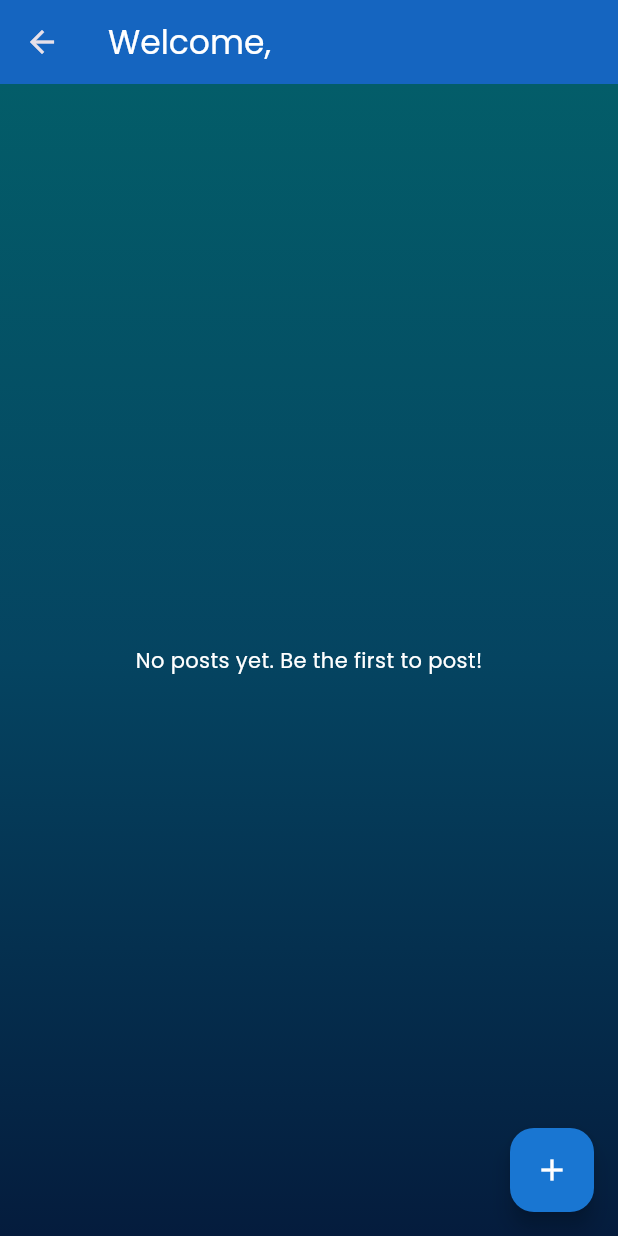
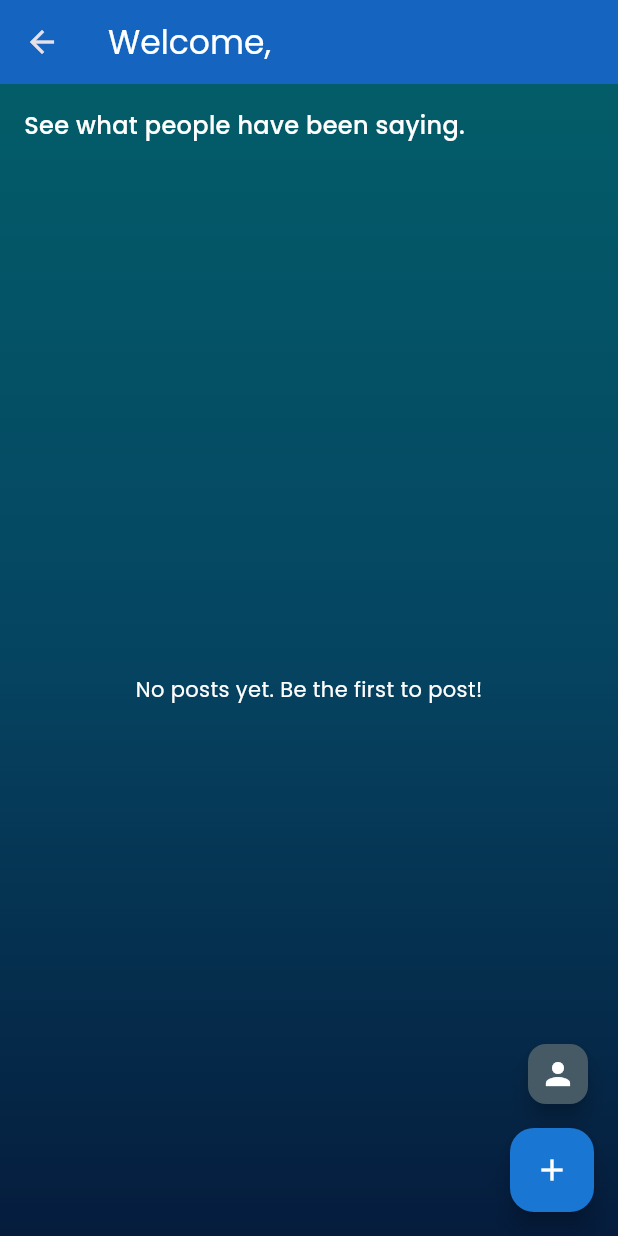
Before and after one commit to aakash-kr-7/Aether, a Flutter app: the ForumHome screen opened directly, on a phone screen of 412 x 824 dp. Run offline on Flutter 3.47's test engine with Material 3 defaults, Android fonts, the phone set to English and light mode, and no system bars; our stand-ins replace animated_text_kit, cloud_firestore, firebase_auth, firebase_core, google_fonts, google_sign_in and 2 more; missing offline and left inert: animate_gradient; accounts and stored records are empty.

Commit message:
forum is up and running and it is sooo coool

```diff
--- a/lib/screens/forum/forum_home.dart
+++ b/lib/screens/forum/forum_home.dart
@@ -5,6 +5,7 @@ import '../../services/forum_service.dart';
 import 'create_post_screen.dart';
 import 'package:google_fonts/google_fonts.dart';
 import 'post_detail_screen.dart';
+import 'user_posts_screen.dart';
 
 class ForumHome extends StatefulWidget {
   @override
@@ -41,7 +42,6 @@ class _ForumHomeState extends State<ForumHome> {
   setState(() {}); // Refresh to get latest comments count
 }
 
-  @override
  Widget build(BuildContext context) {
   String? username = FirebaseAuth.instance.currentUser?.email ?? "User";
 
@@ -68,6 +68,19 @@ class _ForumHomeState extends State<ForumHome> {
       child: SafeArea(
         child: Padding(
           padding: EdgeInsets.all(16.0),
+          child: Column(
+            crossAxisAlignment: CrossAxisAlignment.start,
+            children: [
+              Text(
+                "See what people have been saying.",
+                style: GoogleFonts.poppins(
+                  color: Colors.white,
+                  fontSize: 16,
+                  fontWeight: FontWeight.w500,
+                ),
+              ),
+              SizedBox(height: 16),
+              Expanded(
                 child: StreamBuilder<List<ForumPost>>(
                   stream: _forumService.getPosts(),
                   builder: (context, snapshot) {
@@ -85,7 +98,8 @@ class _ForumHomeState extends State<ForumHome> {
                     }
 
                     List<ForumPost> posts = snapshot.data!;
-                posts.sort((a, b) => (b.likes.length + b.commentCount).compareTo(a.likes.length + a.commentCount));
+                    posts.sort((a, b) => (b.likes.length + b.commentCount)
+                        .compareTo(a.likes.length + a.commentCount));
 
                     return ListView.builder(
                       itemCount: posts.length,
@@ -124,25 +138,32 @@ class _ForumHomeState extends State<ForumHome> {
                                     children: [
                                       IconButton(
                                         icon: Icon(
-                                      isLiked ? Icons.favorite : Icons.favorite_border,
-                                      color: isLiked ? Colors.red : Colors.grey,
+                                          isLiked
+                                              ? Icons.favorite
+                                              : Icons.favorite_border,
+                                          color:
+                                              isLiked ? Colors.red : Colors.grey,
                                         ),
-                                    onPressed: () => _toggleLike(post.postId),
+                                        onPressed: () =>
+                                            _toggleLike(post.postId),
                                       ),
                                       Text(
                                         "${post.likes.length} likes",
-                                    style: GoogleFonts.poppins(color: Colors.white),
+                                        style: GoogleFonts.poppins(
+                                            color: Colors.white),
                                       ),
                                       SizedBox(width: 16),
                                       GestureDetector(
                                         onTap: () => _navigateToPostDetail(post),
                                         child: Row(
                                           children: [
-                                        Icon(Icons.comment, color: Colors.blue[700]),
+                                            Icon(Icons.comment,
+                                                color: Colors.blue[700]),
                                             SizedBox(width: 4),
                                             Text(
                                               "${post.commentCount} comments",
-                                          style: GoogleFonts.poppins(color: Colors.white),
+                                              style: GoogleFonts.poppins(
+                                                  color: Colors.white),
                                             ),
                                           ],
                                         ),
@@ -153,7 +174,8 @@ class _ForumHomeState extends State<ForumHome> {
                                     alignment: Alignment.bottomRight,
                                     child: Text(
                                       "Posted by Anonymous",
-                                  style: GoogleFonts.poppins(fontSize: 12, color: Colors.grey),
+                                      style: GoogleFonts.poppins(
+                                          fontSize: 12, color: Colors.grey),
                                     ),
                                   ),
                                 ],
@@ -166,14 +188,38 @@ class _ForumHomeState extends State<ForumHome> {
                   },
                 ),
               ),
+            ],
           ),
         ),
-      floatingActionButton: FloatingActionButton(
+      ),
+    ),
+    floatingActionButton: Column(
+      mainAxisSize: MainAxisSize.min,
+      crossAxisAlignment: CrossAxisAlignment.end,
+      children: [
+        FloatingActionButton(
+          heroTag: "userPosts",
+          backgroundColor: Colors.blueGrey[700],
+          onPressed: () {
+            Navigator.push(
+              context,
+              MaterialPageRoute(builder: (context) => UserPostsScreen()),
+            );
+          },
+          child: Icon(Icons.person, color: Colors.white),
+          mini: true,
+        ),
+        SizedBox(height: 12),
+        FloatingActionButton(
+          heroTag: "createPost",
           backgroundColor: Colors.blue[700],
           onPressed: () {
-          Navigator.push(context, MaterialPageRoute(builder: (context) => CreatePostScreen()));
+            Navigator.push(context,
+                MaterialPageRoute(builder: (context) => CreatePostScreen()));
           },
           child: Icon(Icons.add, color: Colors.white),
+        ),
+      ],
     ),
   );
 }
--- a/pubspec.yaml
+++ b/pubspec.yaml
@@ -51,7 +51,7 @@ dependencies:
 dev_dependencies:
   flutter_test:
     sdk: flutter
-  flutter_launcher_icons: ^0.13.1
+  flutter_launcher_icons: ^0.14.3
 
   # The "flutter_lints" package below contains a set of recommended lints to
   # encourage good coding practices. The lint set provided by the package is
```
Also changed, not shown: lib/screens/forum/post_detail_screen.dart (+25 -2 lines), lib/screens/forum/user_posts_screen.dart (added, +137 -0 lines), lib/services/forum_service.dart (+28 -0 lines), pubspec.lock. Lines whose indentation alone changed are shown as unchanged.
